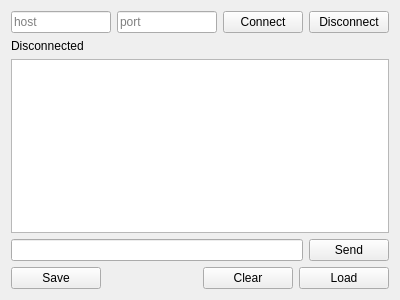
Old version of the form src/widgets/tcpopswidget.ui in the repository yeisme/CrossControl.
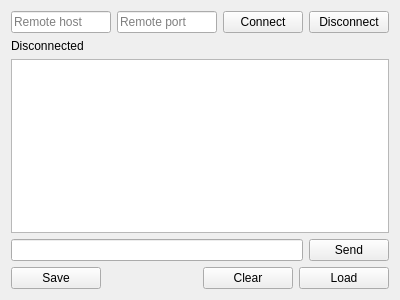
New version of the form.

Diff of the .ui file:
```diff
--- a/src/widgets/tcpopswidget.ui
+++ b/src/widgets/tcpopswidget.ui
@@ -16,14 +16,20 @@
      <item>
       <widget class="QLineEdit" name="editHost">
        <property name="placeholderText">
-        <string>host</string>
+       <string>Remote host</string>
+      </property>
+      <property name="toolTip">
+       <string>Remote host (used to connect to a remote server)</string>
        </property>
       </widget>
      </item>
      <item>
       <widget class="QLineEdit" name="editPort">
        <property name="placeholderText">
-        <string>port</string>
+       <string>Remote port</string>
+      </property>
+      <property name="toolTip">
+       <string>Remote port (used to connect to a remote server)</string>
        </property>
       </widget>
      </item>
```
Lines whose indentation alone changed are shown as unchanged.
